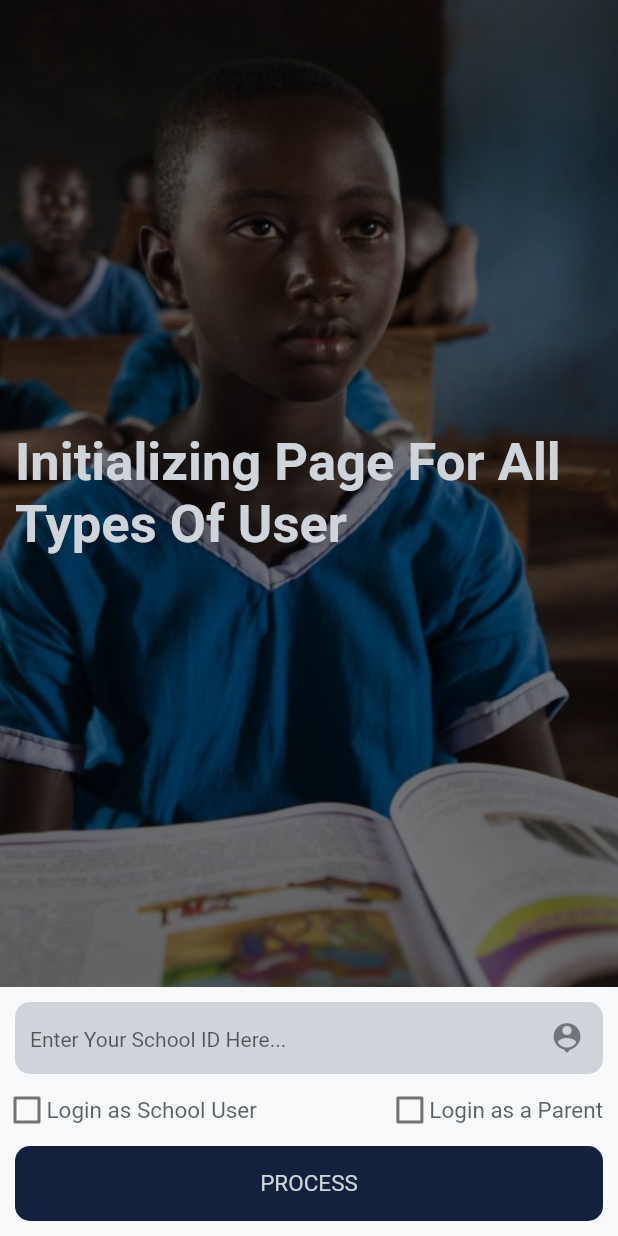
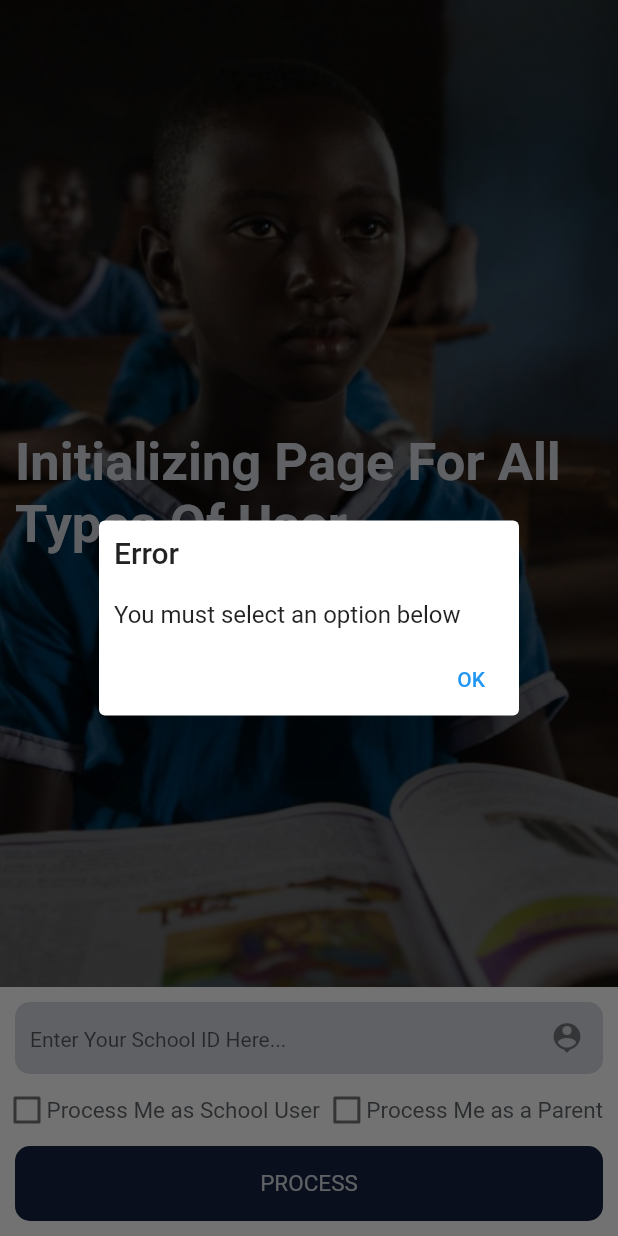
Before and after one commit to Emeka212/flex_school, a Flutter app: the screen it shows after launch, after a tap on "PROCESS", on a phone screen of 412 x 824 dp. Run offline on Flutter 3.47's test engine with Material 2 defaults, Android fonts, the phone set to English and light mode, and no system bars; our stand-ins replace connectivity_plus, hive, hive_flutter, internet_connection_checker; accounts and stored records are empty.

Commit message:
made some chnages

```diff
--- a/lib/components/component.dart
+++ b/lib/components/component.dart
@@ -1,4 +1,5 @@
 import 'package:flutter/material.dart';
+import '../routes/routes.dart' as route;
 import 'package:flex_school/theme/theme.dart';
 
 //======================================================================
@@ -179,3 +180,66 @@ class PublicSnackBar extends SnackBar {
     super.backgroundColor = const Color(0xff1e1c24),
   }) : super(key: key);
 }
+
+//=========================================================
+// PUBLIC PROGRESS BAR WIDGET
+//=========================================================
+class PublicProgressBar {
+  // PUBLIC PROGRESS BAR WIDGET
+  show() async {
+    WidgetsBinding.instance.addPostFrameCallback((_) {
+      showDialog(
+        barrierDismissible: false,
+        context: route.navigatorKey.currentContext as BuildContext,
+        builder: (BuildContext context) {
+          return WillPopScope(
+            onWillPop: () async => false,
+            child: Center(
+              child: Container(
+                width: 50.0,
+                height: 50.0,
+                padding: const EdgeInsets.all(10.0),
+                decoration: BoxDecoration(
+                  color: AppTheme().bgColor,
+                  borderRadius: BorderRadius.circular(10.0),
+                ),
+                child: CircularProgressIndicator(color: AppTheme().brandColor),
+              ),
+            ),
+          );
+        },
+      );
+    });
+  }
+
+  // PUBLIC PROGRESS BAR WIDGET
+  remove() {
+    Navigator.of(route.navigatorKey.currentContext as BuildContext).pop();
+  }
+}
+
+//=========================================================
+// PUBLIC NON OPTIONAL ALERT DIALOG
+//=========================================================
+class PublicNonOptionalAlertDialog {
+  show({required String title, required String content}) {
+    showDialog(
+      context: route.navigatorKey.currentContext as BuildContext,
+      builder: (BuildContext context) {
+        return AlertDialog(
+          title: Text(title),
+          content: Text(content),
+          titlePadding: const EdgeInsets.all(10),
+          contentPadding: const EdgeInsets.all(10),
+          actionsPadding: const EdgeInsets.all(0),
+          actions: [
+            TextButton(
+              onPressed: () => Navigator.pop(context),
+              child: const Text("OK"),
+            ),
+          ],
+        );
+      },
+    );
+  }
+}
--- a/lib/components/public_variables.dart
+++ b/lib/components/public_variables.dart
@@ -1,6 +1,11 @@
+import 'package:hive/hive.dart';
+
 //======================================================================
 // RUN FUNCTION EVERYTIME PAGE BUILD
 //======================================================================
 class PublicVariables {
-  static late bool isDarkTheme;
+  static late Box<bool> parentDB;
+  static late Box<bool> schoolUserDB;
+  static late Box<Map> schoolDetails;
+  static late Box<bool> isDarkThemeDB;
 }
--- a/lib/main.dart
+++ b/lib/main.dart
@@ -5,9 +5,11 @@ import 'package:hive_flutter/hive_flutter.dart';
 Future<void> main() async {
   WidgetsFlutterBinding.ensureInitialized();
   await Hive.initFlutter();
-  await Hive.openBox<String>("user");
-  await Hive.openBox<String>("parent");
+  await Hive.openBox<bool>("parent");
+  await Hive.openBox<bool>("schoolUser");
   await Hive.openBox<bool>("isDarkTheme");
+  await Hive.openBox<Map>("schoolDetails");
+
   runApp(
     MaterialApp(
       initialRoute: route.indexPage,
--- a/lib/pages/index.dart
+++ b/lib/pages/index.dart
@@ -19,12 +19,6 @@ class _IndexPageState extends State<IndexPage> {
   }
 
   @override
-  void dispose() {
-    Hive.close();
-    super.dispose();
-  }
-
-  @override
   Widget build(BuildContext context) {
     return const Scaffold();
   }
@@ -34,38 +28,40 @@ class _IndexPageState extends State<IndexPage> {
 // RUN FUNCTION EVERYTIME PAGE BUILD
 //======================================================================
 onCreate({required BuildContext context}) async {
-  Box<String> userDb = Hive.box("user");
-  Box<String> parentDb = Hive.box("parent");
-  Box<bool> themeDb = Hive.box("isDarkTheme");
+  //=============================================
+  PublicVariables.parentDB = Hive.box("parent");
+  PublicVariables.schoolUserDB = Hive.box("schoolUser");
+  PublicVariables.isDarkThemeDB = Hive.box("isDarkTheme");
+  PublicVariables.schoolDetails = Hive.box("schoolDetails");
 
   //======================================================================
   // CHECK THEME DATA
   //======================================================================
-  if (themeDb.isEmpty) {
-    themeDb.add(false);
-    PublicVariables.isDarkTheme = themeDb.getAt(0) as bool;
-  } else {
-    PublicVariables.isDarkTheme = themeDb.getAt(0) as bool;
+  if (PublicVariables.isDarkThemeDB.isEmpty) {
+    PublicVariables.isDarkThemeDB.put(0, false);
   }
 
   //======================================================================
-  // Check If UserDB Is Empty
+  // Navigate To Process Page If Both UserDB & ParentDB Are Empty
   //======================================================================
-  if (userDb.isNotEmpty) {
+  if (PublicVariables.schoolUserDB.isEmpty &&
+      PublicVariables.parentDB.isEmpty) {
+    Navigator.pushReplacementNamed(context, route.processPage);
+  }
+
+  //======================================================================
+  // Check If UserDB Value is True
+  //======================================================================
+  if (PublicVariables.schoolUserDB.get(0) == true) {
     Navigator.pushReplacementNamed(context, route.userLoginPage);
     return;
   }
 
   //======================================================================
-  // Check If ParentDB Is Empty
+  // Check If ParentDB Value is True
   //======================================================================
-  if (parentDb.isNotEmpty) {
+  if (PublicVariables.parentDB.get(0) == true) {
     Navigator.pushReplacementNamed(context, route.parentLoginPage);
     return;
   }
-
-  //======================================================================
-  // Navigate To Process Page If Both UserDB & ParentDB Are Empty
-  //======================================================================
-  Navigator.pushReplacementNamed(context, route.processPage);
 }
--- a/lib/pages/process.dart
+++ b/lib/pages/process.dart
@@ -1,9 +1,11 @@
-import 'package:flex_school/connection/api.dart';
+import 'dart:convert';
 
 import '../components/component.dart';
 import 'package:flutter/material.dart';
 import '../routes/routes.dart' as route;
+import '../components/public_variables.dart';
 import 'package:flex_school/theme/theme.dart';
+import 'package:flex_school/connection/api.dart';
 
 class ProcessPage extends StatefulWidget {
   const ProcessPage({super.key});
@@ -12,6 +14,11 @@ class ProcessPage extends StatefulWidget {
 }
 
 class _ProcessPageState extends State<ProcessPage> {
+  @override
+  void initState() {
+    super.initState();
+  }
+
   @override
   Widget build(BuildContext context) {
     return Scaffold(
@@ -73,19 +80,6 @@ class _BodyWidget extends StatelessWidget {
               Row(
                 children: [
                   PublicCheckBox(
-                    value: _parentUserheckbox,
-                    onPressed: (val) {
-                      _parentUserheckbox = val;
-                      setState('');
-                    },
-                  ),
-                  const SizedBox(width: 5.0),
-                  PublicTextWidget(
-                    text: "Login as School User",
-                    color: AppTheme().textColor.withOpacity(0.8),
-                  ),
-                  const Spacer(),
-                  PublicCheckBox(
                     value: _schoolUserCheckbox,
                     onPressed: (val) {
                       _schoolUserCheckbox = val;
@@ -94,7 +88,20 @@ class _BodyWidget extends StatelessWidget {
                   ),
                   const SizedBox(width: 5.0),
                   PublicTextWidget(
-                    text: "Login as a Parent",
+                    text: "Process Me as School User",
+                    color: AppTheme().textColor.withOpacity(0.8),
+                  ),
+                  const Spacer(),
+                  PublicCheckBox(
+                    value: _parentCheckbox,
+                    onPressed: (val) {
+                      _parentCheckbox = val;
+                      setState('');
+                    },
+                  ),
+                  const SizedBox(width: 5.0),
+                  PublicTextWidget(
+                    text: "Process Me as a Parent",
                     color: AppTheme().textColor.withOpacity(0.8),
                   ),
                 ],
@@ -115,7 +122,7 @@ class _BodyWidget extends StatelessWidget {
 //======================================================================
 // REQUIRED VARIABLES
 //======================================================================
-bool _parentUserheckbox = false;
+bool _parentCheckbox = false;
 bool _schoolUserCheckbox = false;
 TextEditingController _idController = TextEditingController();
 
@@ -123,11 +130,25 @@ TextEditingController _idController = TextEditingController();
 // LOGIN PROCESS FUNCTION
 //======================================================================
 _loginProcess({required BuildContext context}) async {
-  String result = await API().query(
-    query: "",
-    clientID: _idController.text,
-    dataMode: 'GET SCHOOL CLIENT ID',
-  );
-  print(result);
-  // Navigator.pushNamed(context, route.userLoginPage);
+  String schoolID = _idController.text;
+  String dataMode = "GET SCHOOL CLIENT ID";
+  if (_parentCheckbox == false && _schoolUserCheckbox == false) {
+    String content = "You must select an option below";
+    PublicNonOptionalAlertDialog().show(title: "Error", content: content);
+    return;
+  }
+  PublicProgressBar().show();
+  String result = await API().query(clientID: schoolID, dataMode: dataMode);
+  PublicProgressBar().remove();
+  if (result.toLowerCase().contains("error:")) {
+    String content = result.toLowerCase().split("error:").last;
+    PublicNonOptionalAlertDialog().show(title: "Error", content: content);
+    return;
+  }
+  Map jsonResult = jsonDecode(json.decode(result));
+  PublicVariables.schoolUserDB.put(0, _parentCheckbox);
+  PublicVariables.parentDB.put(0, _schoolUserCheckbox);
+  PublicVariables.schoolDetails.put(0, jsonResult['message'][0]);
+  // ignore: use_build_context_synchronously
+  Navigator.pushReplacementNamed(context, route.indexPage);
 }
--- a/lib/theme/theme.dart
+++ b/lib/theme/theme.dart
@@ -6,15 +6,16 @@ import '../components/public_variables.dart';
 //======================================================================
 class AppTheme {
   Color brandColor = Colors.pink.shade800;
-  Color bgColor =
-      PublicVariables.isDarkTheme ? DarkTheme().bgColor : LightTheme().bgColor;
-  Color primaryColor = PublicVariables.isDarkTheme
+  Color bgColor = PublicVariables.isDarkThemeDB.get(0) as bool
+      ? DarkTheme().bgColor
+      : LightTheme().bgColor;
+  Color primaryColor = PublicVariables.isDarkThemeDB.get(0) as bool
       ? DarkTheme().primaryColor
       : LightTheme().primaryColor;
-  Color textColor = PublicVariables.isDarkTheme
+  Color textColor = PublicVariables.isDarkThemeDB.get(0) as bool
       ? DarkTheme().textColor
       : LightTheme().textColor;
-  Color lightDark = PublicVariables.isDarkTheme
+  Color lightDark = PublicVariables.isDarkThemeDB.get(0) as bool
       ? DarkTheme().lightDark
       : LightTheme().lightDark;
 }
```
Also changed, not shown: lib/connection/api.dart (+6 -11 lines), lib/pages/parent_dashboard/login.dart (+27 -5 lines), lib/pages/users_dashboard/login.dart (+20 -2 lines).
